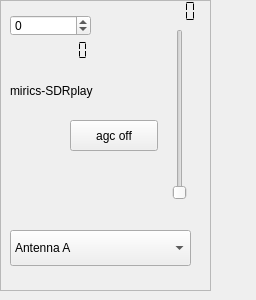
This is devices/sdrplay-handler/sdrplay-widget.ui in JvanKatwijk/qt-1090 as Qt 5 draws it before an edit. The edited form follows.
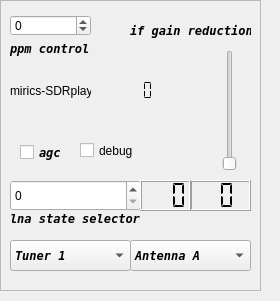
This is the edited form.

Commit message: mods to sdrplay-handler

Diff of the .ui file:
```diff
--- a/devices/sdrplay-handler/sdrplay-widget.ui
+++ b/devices/sdrplay-handler/sdrplay-widget.ui
@@ -6,8 +6,8 @@
    <rect>
     <x>0</x>
     <y>0</y>
-    <width>256</width>
-    <height>300</height>
+    <width>280</width>
+    <height>301</height>
    </rect>
   </property>
   <property name="windowTitle">
@@ -18,7 +18,7 @@
     <rect>
      <x>0</x>
      <y>0</y>
-     <width>211</width>
+     <width>261</width>
      <height>291</height>
     </rect>
    </property>
@@ -33,7 +33,7 @@
      <rect>
       <x>10</x>
       <y>80</y>
-      <width>101</width>
+      <width>81</width>
       <height>21</height>
      </rect>
     </property>
@@ -57,9 +57,9 @@
    <widget class="QLCDNumber" name="api_version">
     <property name="geometry">
      <rect>
-      <x>20</x>
-      <y>40</y>
-      <width>91</width>
+      <x>90</x>
+      <y>80</y>
+      <width>81</width>
       <height>21</height>
      </rect>
     </property>
@@ -73,14 +73,17 @@
    <widget class="QSlider" name="gainSlider">
     <property name="geometry">
      <rect>
-      <x>170</x>
-      <y>29</y>
+      <x>220</x>
+      <y>50</y>
       <width>20</width>
-      <height>171</height>
+      <height>121</height>
      </rect>
     </property>
     <property name="minimum">
-     <number>1</number>
+     <number>20</number>
+    </property>
+    <property name="maximum">
+     <number>59</number>
     </property>
     <property name="orientation">
      <enum>Qt::Vertical</enum>
@@ -89,22 +92,46 @@
    <widget class="QLCDNumber" name="gainDisplay">
     <property name="geometry">
      <rect>
-      <x>160</x>
-      <y>0</y>
-      <width>41</width>
-      <height>23</height>
+      <x>190</x>
+      <y>180</y>
+      <width>61</width>
+      <height>31</height>
      </rect>
     </property>
-    <property name="frameShape">
-     <enum>QFrame::NoFrame</enum>
+    <property name="toolTip">
+     <string>&lt;html&gt;&lt;head/&gt;&lt;body&gt;&lt;p&gt;The display shows the gain reduction applied to the baseband signal in the device.&lt;/p&gt;&lt;/body&gt;&lt;/html&gt;</string>
     </property>
     <property name="digitCount">
-     <number>3</number>
+     <number>2</number>
     </property>
     <property name="segmentStyle">
      <enum>QLCDNumber::Flat</enum>
     </property>
    </widget>
+   <widget class="QCheckBox" name="agcControl">
+    <property name="geometry">
+     <rect>
+      <x>20</x>
+      <y>140</y>
+      <width>51</width>
+      <height>25</height>
+     </rect>
+    </property>
+    <property name="font">
+     <font>
+      <family>DejaVu Sans Mono</family>
+      <weight>75</weight>
+      <italic>true</italic>
+      <bold>true</bold>
+     </font>
+    </property>
+    <property name="toolTip">
+     <string>&lt;html&gt;&lt;head/&gt;&lt;body&gt;&lt;p&gt;Touch to switch on automatic gain control - based on the setting of the lnastate and the ifgain.&lt;/p&gt;&lt;p&gt;If switched on, the lnastate switch and the ifgain slider are switched off&lt;/p&gt;&lt;/body&gt;&lt;/html&gt;</string>
+    </property>
+    <property name="text">
+     <string>agc</string>
+    </property>
+   </widget>
    <widget class="QSpinBox" name="ppmControl">
     <property name="geometry">
      <rect>
@@ -125,8 +152,8 @@
     <property name="geometry">
      <rect>
       <x>10</x>
-      <y>210</y>
-      <width>141</width>
+      <y>110</y>
+      <width>151</width>
       <height>20</height>
      </rect>
     </property>
@@ -137,12 +164,23 @@
    <widget class="QComboBox" name="antennaSelector">
     <property name="geometry">
      <rect>
-      <x>10</x>
-      <y>230</y>
-      <width>181</width>
-      <height>36</height>
+      <x>130</x>
+      <y>240</y>
+      <width>121</width>
+      <height>31</height>
      </rect>
     </property>
+    <property name="font">
+     <font>
+      <family>DejaVu Sans Mono</family>
+      <weight>75</weight>
+      <italic>true</italic>
+      <bold>true</bold>
+     </font>
+    </property>
+    <property name="toolTip">
+     <string>&lt;html&gt;&lt;head/&gt;&lt;body&gt;&lt;p&gt;Select an antenna (RSP-II)&lt;/p&gt;&lt;/body&gt;&lt;/html&gt;</string>
+    </property>
     <item>
      <property name="text">
       <string>Antenna A</string>
@@ -154,17 +192,143 @@
      </property>
     </item>
    </widget>
-   <widget class="QPushButton" name="agcControl">
+   <widget class="QSpinBox" name="lnaGainSetting">
     <property name="geometry">
      <rect>
-      <x>70</x>
-      <y>120</y>
+      <x>10</x>
+      <y>180</y>
+      <width>131</width>
+      <height>31</height>
+     </rect>
+    </property>
+    <property name="toolTip">
+     <string>&lt;html&gt;&lt;head/&gt;&lt;body&gt;&lt;p&gt;Setting the lna state, determining the gain reduction applied in the lna.&lt;/p&gt;&lt;/body&gt;&lt;/html&gt;</string>
+    </property>
+   </widget>
+   <widget class="QLCDNumber" name="lnaGRdBDisplay">
+    <property name="geometry">
+     <rect>
+      <x>140</x>
+      <y>180</y>
+      <width>51</width>
+      <height>31</height>
+     </rect>
+    </property>
+    <property name="toolTip">
+     <string>&lt;html&gt;&lt;head/&gt;&lt;body&gt;&lt;p&gt;The display shows the gain reduction in the lna of the device.&lt;/p&gt;&lt;/body&gt;&lt;/html&gt;</string>
+    </property>
+    <property name="digitCount">
+     <number>3</number>
+    </property>
+    <property name="segmentStyle">
+     <enum>QLCDNumber::Flat</enum>
+    </property>
+   </widget>
+   <widget class="QComboBox" name="tunerSelector">
+    <property name="geometry">
+     <rect>
+      <x>10</x>
+      <y>240</y>
+      <width>121</width>
+      <height>31</height>
+     </rect>
+    </property>
+    <property name="font">
+     <font>
+      <family>DejaVu Sans Mono</family>
+      <weight>75</weight>
+      <italic>true</italic>
+      <bold>true</bold>
+     </font>
+    </property>
+    <property name="toolTip">
+     <string>&lt;html&gt;&lt;head/&gt;&lt;body&gt;&lt;p&gt;If the device is an rspduo, select the tuner with this combobox&lt;/p&gt;&lt;/body&gt;&lt;/html&gt;</string>
+    </property>
+    <item>
+     <property name="text">
+      <string>Tuner 1</string>
+     </property>
+    </item>
+    <item>
+     <property name="text">
+      <string>Tuner 2</string>
+     </property>
+    </item>
+   </widget>
+   <widget class="QCheckBox" name="debugControl">
+    <property name="geometry">
+     <rect>
+      <x>80</x>
+      <y>140</y>
       <width>88</width>
-      <height>31</height>
+      <height>21</height>
      </rect>
     </property>
     <property name="text">
-     <string>agc off</string>
+     <string>debug</string>
+    </property>
+   </widget>
+   <widget class="QLabel" name="label">
+    <property name="geometry">
+     <rect>
+      <x>10</x>
+      <y>40</y>
+      <width>81</width>
+      <height>16</height>
+     </rect>
+    </property>
+    <property name="font">
+     <font>
+      <family>DejaVu Sans Mono</family>
+      <weight>75</weight>
+      <italic>true</italic>
+      <bold>true</bold>
+     </font>
+    </property>
+    <property name="text">
+     <string>ppm control</string>
+    </property>
+   </widget>
+   <widget class="QLabel" name="gainsliderLabel">
+    <property name="geometry">
+     <rect>
+      <x>130</x>
+      <y>20</y>
+      <width>121</width>
+      <height>21</height>
+     </rect>
+    </property>
+    <property name="font">
+     <font>
+      <family>DejaVu Sans Mono</family>
+      <weight>75</weight>
+      <italic>true</italic>
+      <bold>true</bold>
+     </font>
+    </property>
+    <property name="text">
+     <string>if gain reduction</string>
+    </property>
+   </widget>
+   <widget class="QLabel" name="label_2">
+    <property name="geometry">
+     <rect>
+      <x>10</x>
+      <y>210</y>
+      <width>131</width>
+      <height>16</height>
+     </rect>
+    </property>
+    <property name="font">
+     <font>
+      <family>DejaVu Sans Mono</family>
+      <weight>75</weight>
+      <italic>true</italic>
+      <bold>true</bold>
+     </font>
+    </property>
+    <property name="text">
+     <string>lna state selector</string>
     </property>
    </widget>
   </widget>
```
Left out of the diff: 15 changed lines with no effect on the pictures. The commit also changes 3 other files.
